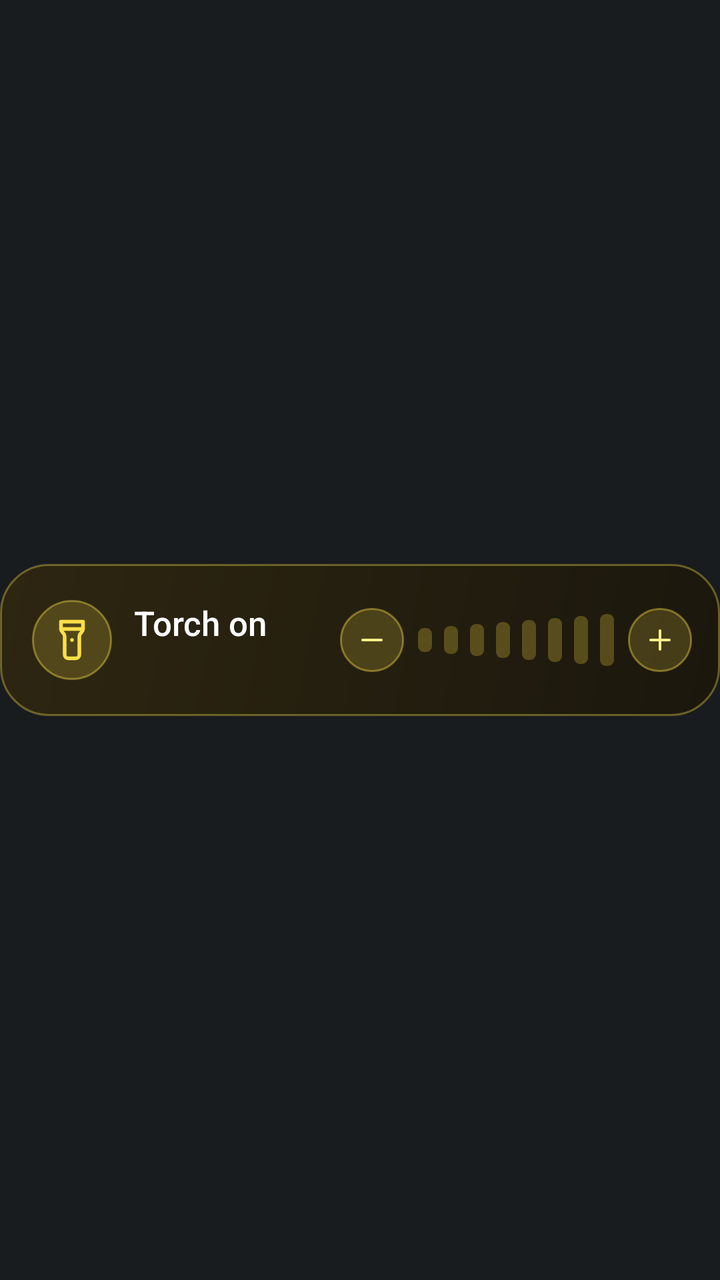
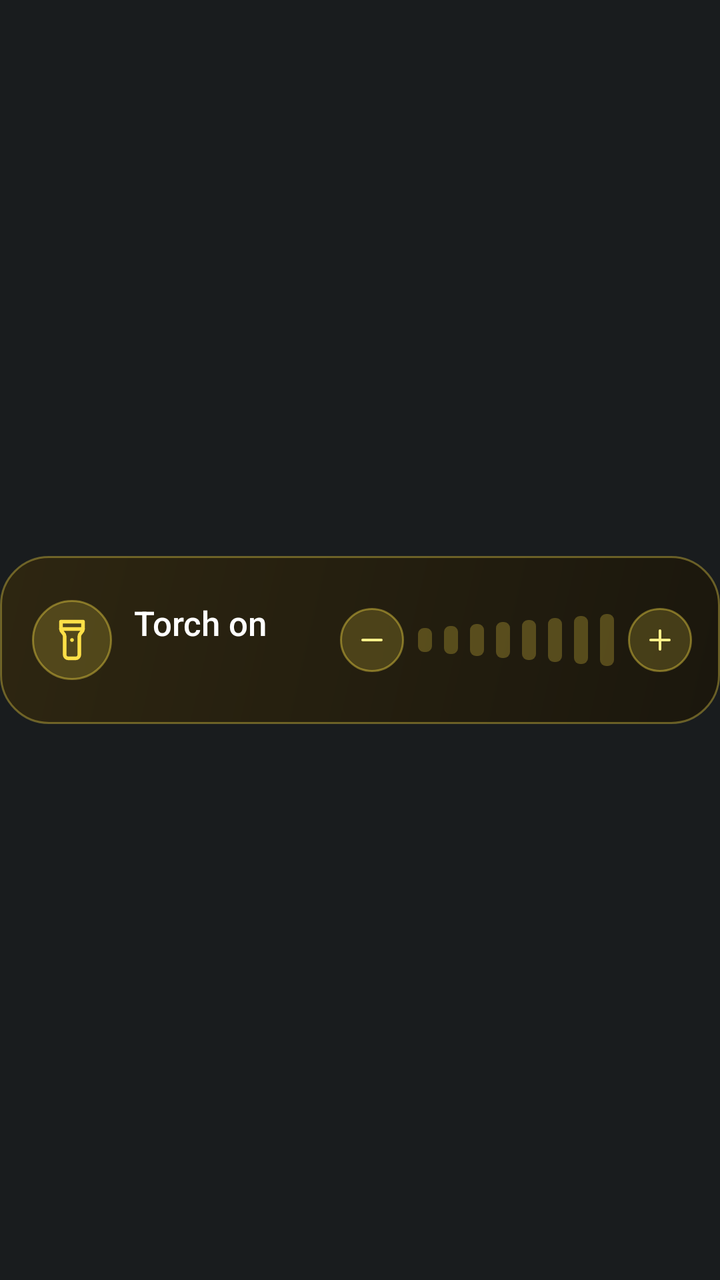

Before-and-after screenshots of an Android layout around one commit, followed by the original layout XML and the change that was made.
<!-- AndroidManifest.xml: application theme Theme.AtAGlancePlus -->
<!-- res/layout/card_torch.xml -->
<?xml version="1.0" encoding="utf-8"?>
<FrameLayout xmlns:android="http://schemas.android.com/apk/res/android"
    android:id="@+id/card_root"
    style="@style/AagCardRoot">

    <LinearLayout
        android:id="@+id/card_body"
        style="@style/AagCardBody"
        android:background="@drawable/card_bg_torch"
        android:gravity="center_vertical"
        android:orientation="horizontal"
        android:paddingEnd="10dp">

        <FrameLayout
            android:id="@+id/torch_badge"
            android:layout_width="40dp"
            android:layout_height="40dp"
            android:background="@drawable/torch_button_bg">

            <ImageView
                android:id="@+id/torch_icon"
                android:layout_width="22dp"
                android:layout_height="22dp"
                android:layout_gravity="center"
                android:contentDescription="@null"
                android:src="@drawable/ic_torch" />
        </FrameLayout>

        <LinearLayout
            android:layout_width="0dp"
            android:layout_height="wrap_content"
            android:layout_marginStart="11dp"
            android:layout_weight="1"
            android:orientation="vertical">

            <TextView
                android:id="@+id/torch_title"
                style="@style/AagText.Title"
                android:layout_width="match_parent"
                android:layout_height="wrap_content"
                android:text="Torch on" />

            <TextView
                android:id="@+id/torch_detail"
                style="@style/AagText.Detail"
                android:layout_width="match_parent"
                android:layout_height="wrap_content"
                android:textColor="#FFFEF08A" />
        </LinearLayout>

        <LinearLayout
            android:id="@+id/torch_controls"
            android:layout_width="wrap_content"
            android:layout_height="match_parent"
            android:gravity="center_vertical"
            android:orientation="horizontal">

        <FrameLayout
            android:id="@+id/torch_down"
            android:layout_width="40dp"
            android:layout_height="match_parent"
            android:contentDescription="Dimmer">

            <FrameLayout
                android:id="@+id/torch_down_bg"
                android:layout_width="32dp"
                android:layout_height="32dp"
                android:layout_gravity="center"
                android:background="@drawable/torch_button_bg">

                <ImageView
                    android:id="@+id/torch_down_icon"
                    android:layout_width="16dp"
                    android:layout_height="16dp"
                    android:layout_gravity="center"
                    android:contentDescription="@null"
                    android:src="@drawable/ic_minus" />
            </FrameLayout>
        </FrameLayout>

        <LinearLayout
            android:id="@+id/torch_levels"
            android:layout_width="wrap_content"
            android:layout_height="match_parent"
            android:orientation="horizontal">

            <FrameLayout
                android:id="@+id/torch_step_1"
                android:layout_width="13dp"
                android:layout_height="match_parent"
                android:contentDescription="Brightness 1">

                <ImageView
                    android:id="@+id/torch_seg_1"
                    android:layout_width="7dp"
                    android:layout_height="12dp"
                    android:layout_gravity="center"
                    android:contentDescription="@null"
                    android:src="@drawable/torch_seg_off" />
            </FrameLayout>

            <FrameLayout
                android:id="@+id/torch_step_2"
                android:layout_width="13dp"
                android:layout_height="match_parent"
                android:contentDescription="Brightness 2">

                <ImageView
                    android:id="@+id/torch_seg_2"
                    android:layout_width="7dp"
                    android:layout_height="14dp"
                    android:layout_gravity="center"
                    android:contentDescription="@null"
                    android:src="@drawable/torch_seg_off" />
            </FrameLayout>

            <FrameLayout
                android:id="@+id/torch_step_3"
                android:layout_width="13dp"
                android:layout_height="match_parent"
                android:contentDescription="Brightness 3">

                <ImageView
                    android:id="@+id/torch_seg_3"
                    android:layout_width="7dp"
                    android:layout_height="16dp"
                    android:layout_gravity="center"
                    android:contentDescription="@null"
                    android:src="@drawable/torch_seg_off" />
            </FrameLayout>

            <FrameLayout
                android:id="@+id/torch_step_4"
                android:layout_width="13dp"
                android:layout_height="match_parent"
                android:contentDescription="Brightness 4">

                <ImageView
                    android:id="@+id/torch_seg_4"
                    android:layout_width="7dp"
                    android:layout_height="18dp"
                    android:layout_gravity="center"
                    android:contentDescription="@null"
                    android:src="@drawable/torch_seg_off" />
            </FrameLayout>

            <FrameLayout
                android:id="@+id/torch_step_5"
                android:layout_width="13dp"
                android:layout_height="match_parent"
                android:contentDescription="Brightness 5">

                <ImageView
                    android:id="@+id/torch_seg_5"
                    android:layout_width="7dp"
                    android:layout_height="20dp"
                    android:layout_gravity="center"
                    android:contentDescription="@null"
                    android:src="@drawable/torch_seg_off" />
            </FrameLayout>

            <FrameLayout
                android:id="@+id/torch_step_6"
                android:layout_width="13dp"
                android:layout_height="match_parent"
                android:contentDescription="Brightness 6">

                <ImageView
                    android:id="@+id/torch_seg_6"
                    android:layout_width="7dp"
                    android:layout_height="22dp"
                    android:layout_gravity="center"
                    android:contentDescription="@null"
                    android:src="@drawable/torch_seg_off" />
            </FrameLayout>

            <FrameLayout
                android:id="@+id/torch_step_7"
                android:layout_width="13dp"
                android:layout_height="match_parent"
                android:contentDescription="Brightness 7">

                <ImageView
                    android:id="@+id/torch_seg_7"
                    android:layout_width="7dp"
                    android:layout_height="24dp"
                    android:layout_gravity="center"
                    android:contentDescription="@null"
                    android:src="@drawable/torch_seg_off" />
            </FrameLayout>

            <FrameLayout
                android:id="@+id/torch_step_8"
                android:layout_width="13dp"
                android:layout_height="match_parent"
                android:contentDescription="Brightness 8">

                <ImageView
                    android:id="@+id/torch_seg_8"
                    android:layout_width="7dp"
                    android:layout_height="26dp"
                    android:layout_gravity="center"
                    android:contentDescription="@null"
                    android:src="@drawable/torch_seg_off" />
            </FrameLayout>

        </LinearLayout>

        <FrameLayout
            android:id="@+id/torch_up"
            android:layout_width="40dp"
            android:layout_height="match_parent"
            android:contentDescription="Brighter">

            <FrameLayout
                android:id="@+id/torch_up_bg"
                android:layout_width="32dp"
                android:layout_height="32dp"
                android:layout_gravity="center"
                android:background="@drawable/torch_button_bg">

                <ImageView
                    android:id="@+id/torch_up_icon"
                    android:layout_width="16dp"
                    android:layout_height="16dp"
                    android:layout_gravity="center"
                    android:contentDescription="@null"
                    android:src="@drawable/ic_plus" />
            </FrameLayout>
        </FrameLayout>

        </LinearLayout>
    </LinearLayout>

    
    <ImageView
        android:id="@+id/hold_bar"
        android:layout_width="match_parent"
        android:layout_height="76dp"
        android:layout_gravity="center_vertical"
        android:contentDescription="@null"
        android:duplicateParentState="true"
        android:scaleType="fitXY"
        android:src="@drawable/hold_bar_red_400" />
</FrameLayout>
<!-- resources referenced by this layout -->
<resources>
  <!-- drawable card_bg_torch (drawable) -->
  <?xml version="1.0" encoding="utf-8"?>
  <shape xmlns:android="http://schemas.android.com/apk/res/android" android:shape="rectangle">
      <gradient android:angle="315" android:startColor="#F22E2610" android:endColor="#F21A160B" android:type="linear" />
      <stroke android:width="1dp" android:color="#59FDE047" />
      <corners android:radius="24dp" />
  </shape>
  <!-- drawable hold_bar_red_400 (drawable) -->
  <?xml version="1.0" encoding="utf-8"?>
  <animated-selector xmlns:android="http://schemas.android.com/apk/res/android">
      <item
          android:id="@+id/hold_pressed"
          android:drawable="@drawable/hold_bar_red_full"
          android:state_pressed="true" />
      <item
          android:id="@+id/hold_idle"
          android:drawable="@drawable/hold_bar_empty" />
      <transition
          android:drawable="@drawable/avd_hold_red_400"
          android:fromId="@id/hold_idle"
          android:toId="@id/hold_pressed" />
  </animated-selector>
  <!-- drawable ic_minus (drawable) -->
  <?xml version="1.0" encoding="utf-8"?>
  <vector xmlns:android="http://schemas.android.com/apk/res/android" android:width="24dp" android:height="24dp" android:viewportWidth="24" android:viewportHeight="24">
      <path android:pathData="M5,12h14" android:fillColor="#00000000" android:strokeColor="#FFFEF08A" android:strokeWidth="2" android:strokeLineCap="round" android:strokeLineJoin="round" />
  </vector>
  <!-- drawable ic_plus (drawable) -->
  <?xml version="1.0" encoding="utf-8"?>
  <vector xmlns:android="http://schemas.android.com/apk/res/android" android:width="24dp" android:height="24dp" android:viewportWidth="24" android:viewportHeight="24">
      <path android:pathData="M5,12h14" android:fillColor="#00000000" android:strokeColor="#FFFEF08A" android:strokeWidth="2" android:strokeLineCap="round" android:strokeLineJoin="round" />
      <path android:pathData="M12,5v14" android:fillColor="#00000000" android:strokeColor="#FFFEF08A" android:strokeWidth="2" android:strokeLineCap="round" android:strokeLineJoin="round" />
  </vector>
  <!-- drawable torch_button_bg (drawable) -->
  <?xml version="1.0" encoding="utf-8"?>
  <shape xmlns:android="http://schemas.android.com/apk/res/android" android:shape="oval">
      <solid android:color="#2EFDE047" />
      <stroke android:width="1dp" android:color="#66FDE047" />
  </shape>
  <!-- drawable torch_seg_off (drawable) -->
  <?xml version="1.0" encoding="utf-8"?>
  <shape xmlns:android="http://schemas.android.com/apk/res/android" android:shape="rectangle">
      <solid android:color="#40FDE047" />
      <corners android:radius="3dp" />
  </shape>
  <style name="AagCardBody">
          <item name="android:layout_width">match_parent</item>
          <item name="android:layout_height">76dp</item>
          <item name="android:layout_gravity">center_vertical</item>
          <item name="android:paddingStart">16dp</item>
          <item name="android:paddingEnd">18dp</item>
      </style>
  <style name="AagCardRoot">
          <item name="android:layout_width">match_parent</item>
          <item name="android:layout_height">88dp</item>
          <item name="android:clipChildren">false</item>
          <item name="android:clipToPadding">false</item>
      </style>
  <style name="AagText.Detail">
          <item name="android:textSize">13sp</item>
          <item name="android:fontFamily">sans-serif</item>
          <item name="android:lineHeight">17sp</item>
          <item name="android:letterSpacing">0.0077</item>
          <item name="android:textColor">#FFD8E2F0</item>
      </style>
  <style name="AagText.Title">
          <item name="android:textSize">17sp</item>
          <item name="android:fontFamily">sans-serif-medium</item>
          <item name="android:lineHeight">21sp</item>
      </style>
  <style name="Theme.AtAGlancePlus" parent="android:Theme.DeviceDefault.NoActionBar">
          <item name="android:windowLightStatusBar">false</item>
      </style>
  <!-- unchanged entries left out for length: 5 -->
</resources>

<!-- the commit's change to res/layout/card_torch.xml (unified diff, before → after) -->
@@ -236,7 +236,7 @@
     <ImageView
         android:id="@+id/hold_bar"
         android:layout_width="match_parent"
-        android:layout_height="76dp"
+        android:layout_height="@dimen/card_body_height"
         android:layout_gravity="center_vertical"
         android:contentDescription="@null"
         android:duplicateParentState="true"
<!-- resource entries referenced after the edit -->
@@ -1,5 +1,6 @@
 <!-- resources referenced by this layout -->
 <resources>
+  <dimen name="card_body_height">84dp</dimen>
   <!-- drawable card_bg_torch (drawable) -->
   <?xml version="1.0" encoding="utf-8"?>
   <shape xmlns:android="http://schemas.android.com/apk/res/android" android:shape="rectangle">
@@ -47,7 +48,7 @@
   </shape>
   <style name="AagCardBody">
           <item name="android:layout_width">match_parent</item>
-          <item name="android:layout_height">76dp</item>
+          <item name="android:layout_height">@dimen/card_body_height</item>
           <item name="android:layout_gravity">center_vertical</item>
           <item name="android:paddingStart">16dp</item>
           <item name="android:paddingEnd">18dp</item>
